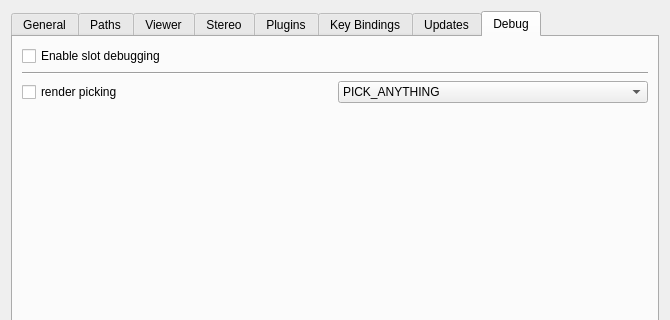
This is OpenFlipper/widgets/optionsWidget/optionsWidget.ui in ShenRen/OpenFlipper as Qt 5 draws it before an edit; both pictures show x 0 to 670 and y 0 to 320 of the 670 by 917 pixel window. The edited form follows.
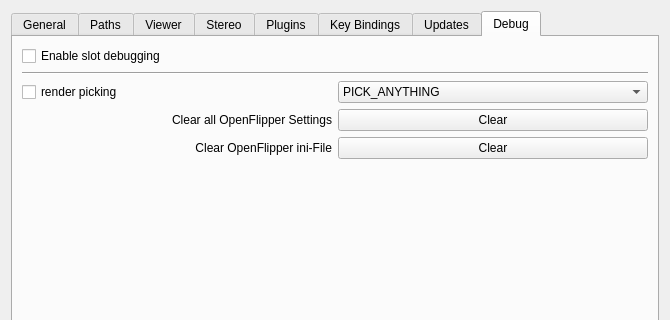
This is the edited form. The open tabs and pages were chosen to show the change. Custom widgets are drawn as their Qt base class.

Commit message: Added debug function to clear OF's settings and remove it's ini-file.

```diff
--- a/OpenFlipper/widgets/optionsWidget/optionsWidget.ui
+++ b/OpenFlipper/widgets/optionsWidget/optionsWidget.ui
@@ -1726,6 +1726,44 @@
          </item>
         </layout>
        </item>
+       <item>
+        <layout class="QGridLayout" name="gridLayout_4">
+         <item row="0" column="0">
+          <widget class="QLabel" name="label_24">
+           <property name="text">
+            <string>Clear all OpenFlipper Settings</string>
+           </property>
+           <property name="alignment">
+            <set>Qt::AlignRight|Qt::AlignTrailing|Qt::AlignVCenter</set>
+           </property>
+          </widget>
+         </item>
+         <item row="0" column="1">
+          <widget class="QPushButton" name="clearSettingsButton">
+           <property name="text">
+            <string>Clear</string>
+           </property>
+          </widget>
+         </item>
+         <item row="1" column="1">
+          <widget class="QPushButton" name="clearINIButton">
+           <property name="text">
+            <string>Clear</string>
+           </property>
+          </widget>
+         </item>
+         <item row="1" column="0">
+          <widget class="QLabel" name="label_25">
+           <property name="text">
+            <string>Clear OpenFlipper ini-File</string>
+           </property>
+           <property name="alignment">
+            <set>Qt::AlignRight|Qt::AlignTrailing|Qt::AlignVCenter</set>
+           </property>
+          </widget>
+         </item>
+        </layout>
+       </item>
        <item>
         <spacer name="verticalSpacer_3">
          <property name="orientation">
```
Left out of the diff: 2 changed lines with no effect on the pictures. The commit also changes 2 other files.
